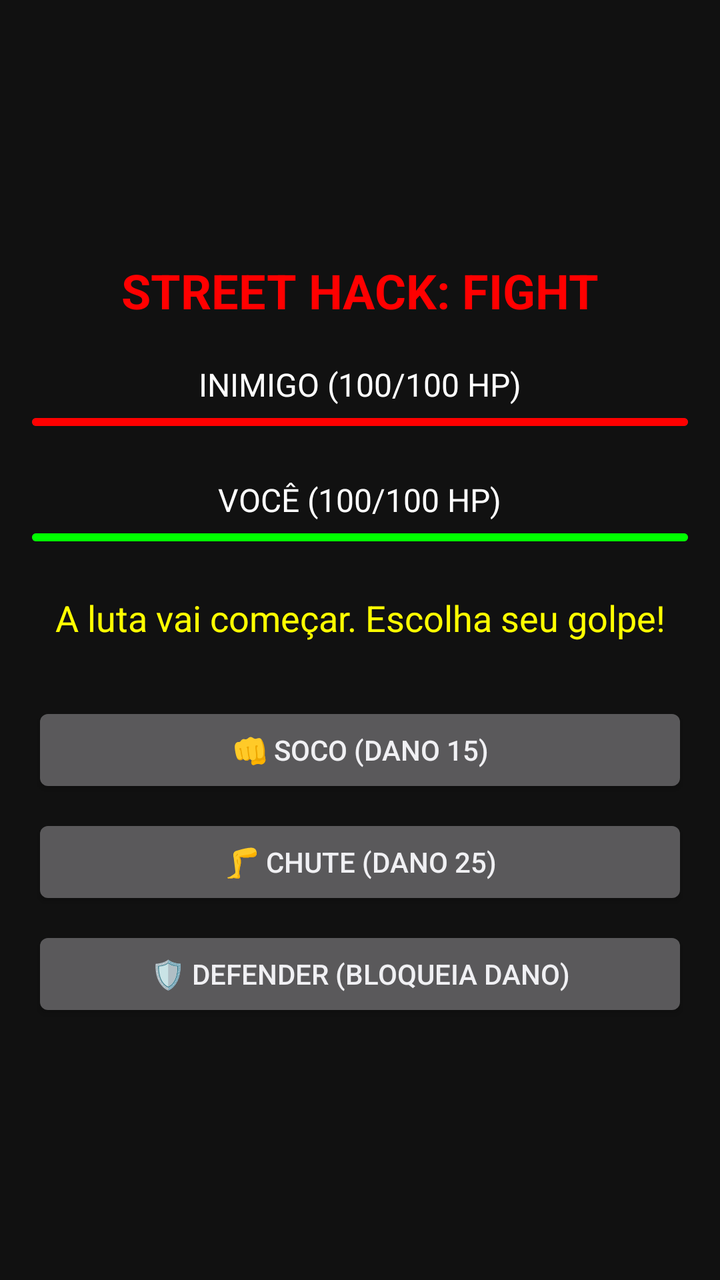
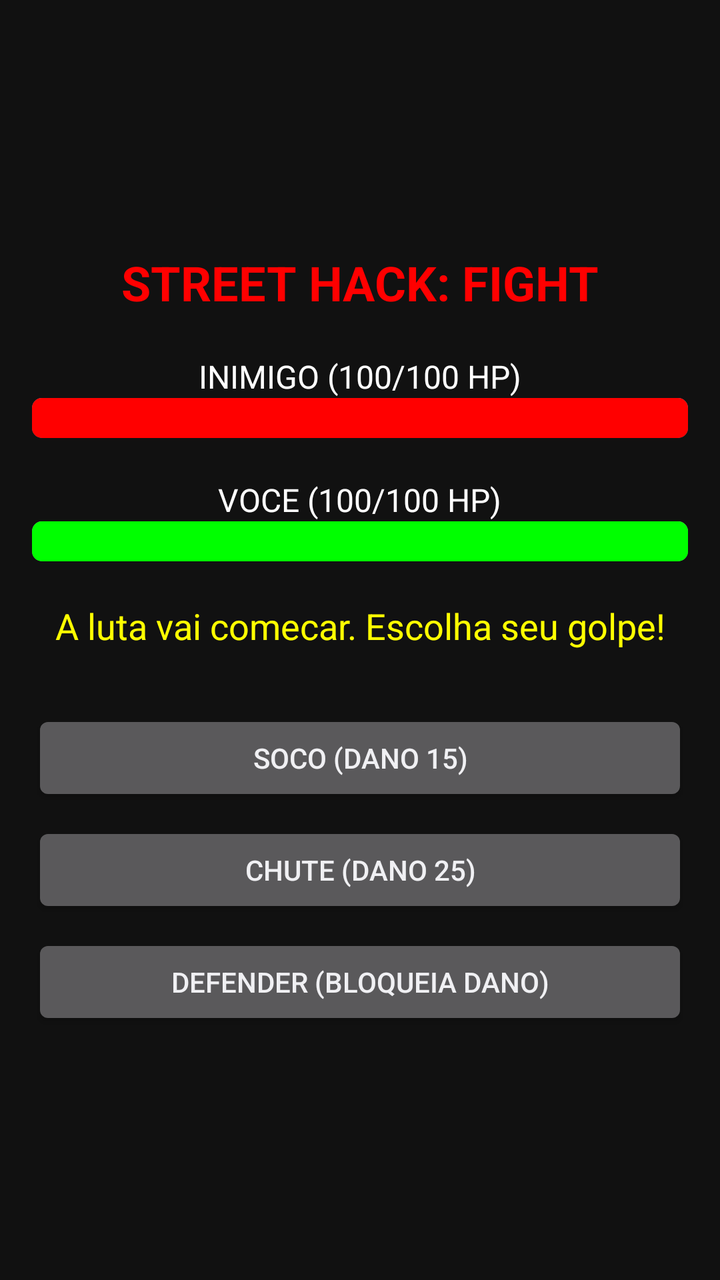

Compare the two renders of this Android layout. The source of the first and the diff that turns it into the second are given below.
<!-- AndroidManifest.xml: application theme android:Theme.DeviceDefault.NoActionBar -->
<!-- res/layout/activity_main.xml -->
<?xml version="1.0" encoding="utf-8"?>
<LinearLayout xmlns:android="http://schemas.android.com/apk/res/android"
    android:layout_width="match_parent"
    android:layout_height="match_parent"
    android:orientation="vertical"
    android:gravity="center"
    android:padding="16dp"
    android:background="#111111">

    <TextView
        android:layout_width="wrap_content"
        android:layout_height="wrap_content"
        android:text="STREET HACK: FIGHT"
        android:textColor="#FF0000"
        android:textSize="24sp"
        android:textStyle="bold"
        android:layout_marginBottom="20dp"/>

    
    <TextView
        android:id="@+id/txtInimigo"
        android:layout_width="wrap_content"
        android:layout_height="wrap_content"
        android:text="INIMIGO (100/100 HP)"
        android:textColor="#FFFFFF"
        android:textSize="16sp"/>
    <ProgressBar
        android:id="@+id/barraInimigo"
        style="?android:attr/progressBarStyleHorizontal"
        android:layout_width="match_parent"
        android:layout_height="wrap_content"
        android:max="100"
        android:progress="100"
        android:progressTint="#FF0000"
        android:layout_marginBottom="20dp"/>

    
    <TextView
        android:id="@+id/txtJogador"
        android:layout_width="wrap_content"
        android:layout_height="wrap_content"
        android:text="VOCÊ (100/100 HP)"
        android:textColor="#FFFFFF"
        android:textSize="16sp"/>
    <ProgressBar
        android:id="@+id/barraJogador"
        style="?android:attr/progressBarStyleHorizontal"
        android:layout_width="match_parent"
        android:layout_height="wrap_content"
        android:max="100"
        android:progress="100"
        android:progressTint="#00FF00"
        android:layout_marginBottom="20dp"/>

    
    <TextView
        android:id="@+id/txtLog"
        android:layout_width="match_parent"
        android:layout_height="wrap_content"
        android:text="A luta vai começar. Escolha seu golpe!"
        android:textColor="#FFFF00"
        android:textSize="18sp"
        android:gravity="center"
        android:layout_marginBottom="30dp"/>

    
    <Button
        android:id="@+id/btnSoco"
        android:layout_width="match_parent"
        android:layout_height="wrap_content"
        android:text="👊 SOCO (Dano 15)"
        android:layout_marginBottom="8dp"/>

    <Button
        android:id="@+id/btnChute"
        android:layout_width="match_parent"
        android:layout_height="wrap_content"
        android:text="🦵 CHUTE (Dano 25)"
        android:layout_marginBottom="8dp"/>

    <Button
        android:id="@+id/btnDefender"
        android:layout_width="match_parent"
        android:layout_height="wrap_content"
        android:text="🛡️ DEFENDER (Bloqueia dano)"/>

</LinearLayout>
<!-- resources referenced by this layout -->
<resources>

</resources>

<!-- the commit's change to res/layout/activity_main.xml (unified diff, before → after) -->
@@ -16,7 +16,6 @@
         android:textStyle="bold"
         android:layout_marginBottom="20dp"/>
 
-    
     <TextView
         android:id="@+id/txtInimigo"
         android:layout_width="wrap_content"
@@ -24,9 +23,10 @@
         android:text="INIMIGO (100/100 HP)"
         android:textColor="#FFFFFF"
         android:textSize="16sp"/>
+        
     <ProgressBar
         android:id="@+id/barraInimigo"
-        style="?android:attr/progressBarStyleHorizontal"
+        style="@android:style/Widget.ProgressBar.Horizontal"
         android:layout_width="match_parent"
         android:layout_height="wrap_content"
         android:max="100"
@@ -34,17 +34,17 @@
         android:progressTint="#FF0000"
         android:layout_marginBottom="20dp"/>
 
-    
     <TextView
         android:id="@+id/txtJogador"
         android:layout_width="wrap_content"
         android:layout_height="wrap_content"
-        android:text="VOCÊ (100/100 HP)"
+        android:text="VOCE (100/100 HP)"
         android:textColor="#FFFFFF"
         android:textSize="16sp"/>
+        
     <ProgressBar
         android:id="@+id/barraJogador"
-        style="?android:attr/progressBarStyleHorizontal"
+        style="@android:style/Widget.ProgressBar.Horizontal"
         android:layout_width="match_parent"
         android:layout_height="wrap_content"
         android:max="100"
@@ -52,36 +52,34 @@
         android:progressTint="#00FF00"
         android:layout_marginBottom="20dp"/>
 
-    
     <TextView
         android:id="@+id/txtLog"
         android:layout_width="match_parent"
         android:layout_height="wrap_content"
-        android:text="A luta vai começar. Escolha seu golpe!"
+        android:text="A luta vai comecar. Escolha seu golpe!"
         android:textColor="#FFFF00"
         android:textSize="18sp"
         android:gravity="center"
         android:layout_marginBottom="30dp"/>
 
-    
     <Button
         android:id="@+id/btnSoco"
         android:layout_width="match_parent"
         android:layout_height="wrap_content"
-        android:text="👊 SOCO (Dano 15)"
+        android:text="SOCO (Dano 15)"
         android:layout_marginBottom="8dp"/>
 
     <Button
         android:id="@+id/btnChute"
         android:layout_width="match_parent"
         android:layout_height="wrap_content"
-        android:text="🦵 CHUTE (Dano 25)"
+        android:text="CHUTE (Dano 25)"
         android:layout_marginBottom="8dp"/>
 
     <Button
         android:id="@+id/btnDefender"
         android:layout_width="match_parent"
         android:layout_height="wrap_content"
-        android:text="🛡️ DEFENDER (Bloqueia dano)"/>
+        android:text="DEFENDER (Bloqueia dano)"/>
 
 </LinearLayout>
